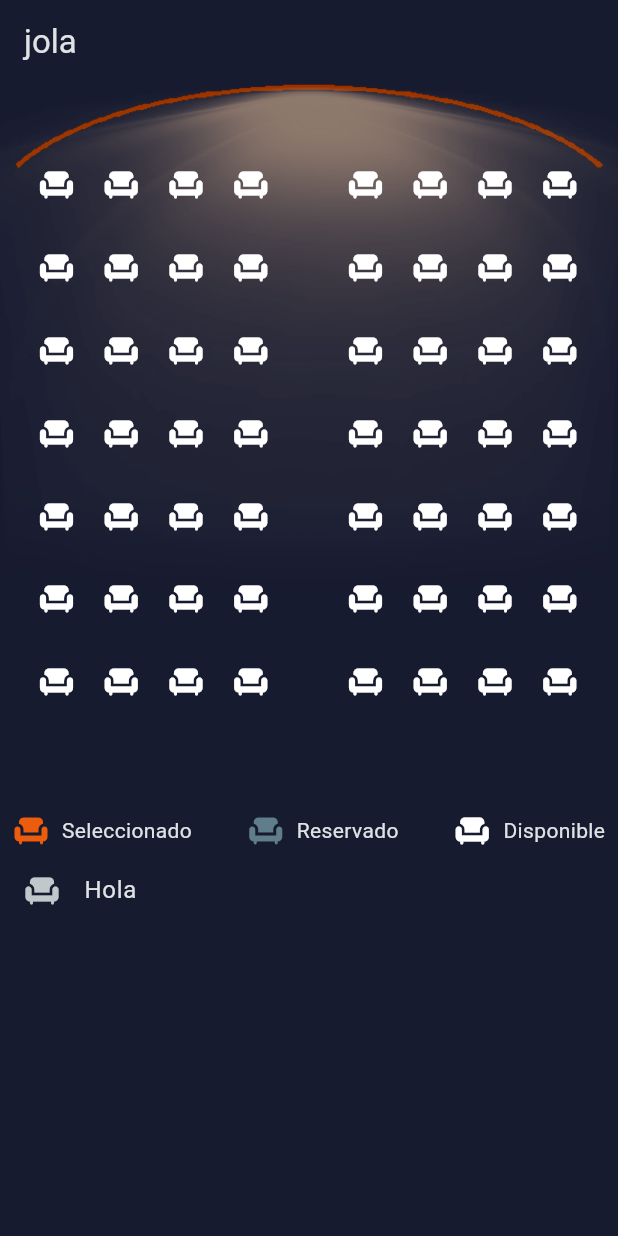
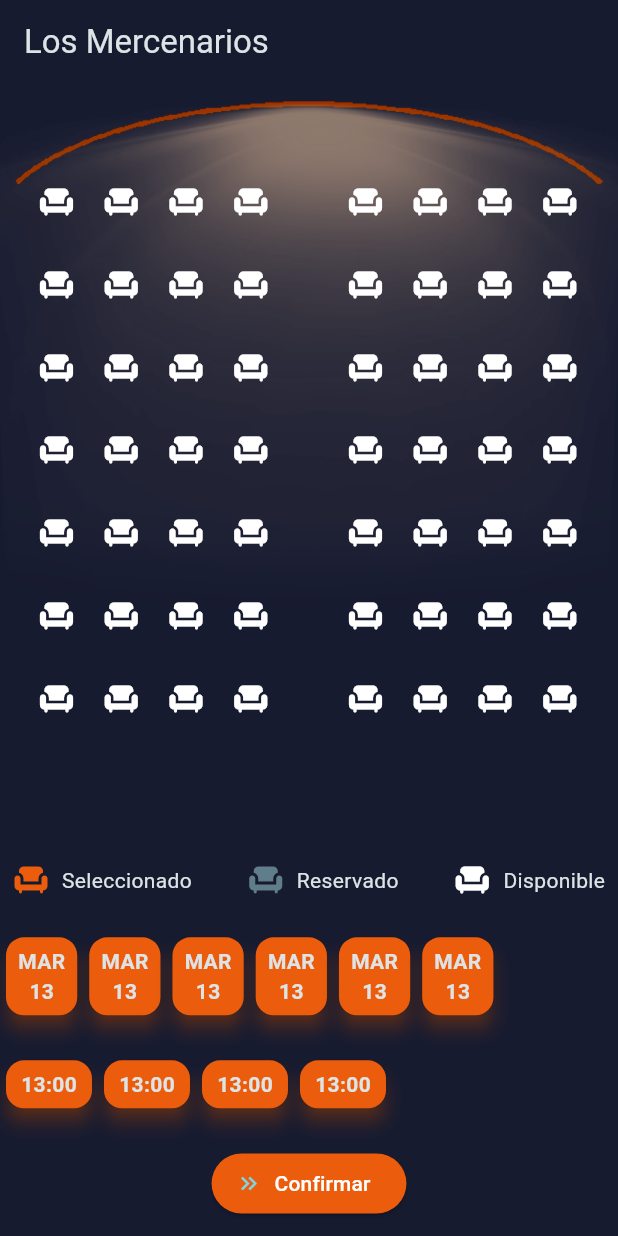
Before and after one commit to byronsmb/boletos_cine, a Flutter app: the screen it shows after launch, on a phone screen of 412 x 824 dp. Run offline on Flutter 3.47's test engine with Material 2 defaults, Android fonts, the phone set to English and light mode, and no system bars; missing offline and left inert: dart:ffi.

```diff
--- a/lib/main_page.dart
+++ b/lib/main_page.dart
@@ -29,8 +29,9 @@ class _MainPageState extends State<MainPage> {
 
     return Scaffold(
       backgroundColor: const Color.fromARGB(255, 23, 27, 48),
-      appBar: AppBar(title: Text('jola')),
+      appBar: AppBar(title: Text('Los Mercenarios')),
       body: Column(
+        mainAxisAlignment: MainAxisAlignment.spaceAround,
         children: [
           Stack(
             children: [
@@ -106,9 +107,76 @@ class _MainPageState extends State<MainPage> {
               Text('Disponible'),
             ],
           ),
-          ListTile(
-            leading: Icon(Icons.chair),
-            title: Text('Hola'),
+          Container(
+            height: 60,
+            //color: Colors.amber,
+            //width:
+            child: ListView.builder(
+              itemCount: 6,
+              scrollDirection: Axis.horizontal,
+              itemBuilder: (context, index) {
+                return const Card(
+                  color: Color.fromARGB(255, 235, 93, 12),
+                  shadowColor: Color.fromARGB(255, 235, 93, 12),
+                  elevation: 5,
+                  child: Padding(
+                    padding: EdgeInsets.symmetric(horizontal: 8),
+                    child: Column(
+                      mainAxisAlignment: MainAxisAlignment.center,
+                      children: [
+                        Text(
+                          'MAR',
+                          style: TextStyle(fontWeight: FontWeight.bold),
+                        ),
+                        Text(
+                          '13',
+                          style: TextStyle(fontWeight: FontWeight.bold),
+                        ),
+                      ],
+                    ),
+                  ),
+                );
+              },
+            ),
+          ),
+          Container(
+            height: 40,
+            //color: Colors.amber,
+            //width:
+            child: ListView.builder(
+              itemCount: 4,
+              scrollDirection: Axis.horizontal,
+              itemBuilder: (context, index) {
+                return const Card(
+                  color: Color.fromARGB(255, 235, 93, 12),
+                  shadowColor: Color.fromARGB(255, 235, 93, 12),
+                  elevation: 5,
+                  child: Padding(
+                    padding: EdgeInsets.symmetric(horizontal: 10),
+                    child: Center(
+                      child: Text(
+                        '13:00',
+                        style: TextStyle(fontWeight: FontWeight.bold),
+                      ),
+                    ),
+                  ),
+                );
+              },
+            ),
+          ),
+          ElevatedButton.icon(
+            onPressed: () {},
+            icon: const Icon(Icons.keyboard_double_arrow_right_outlined),
+            label: Text(
+              'Confirmar',
+              style: TextStyle(color: Colors.white),
+            ),
+            style: ButtonStyle(
+              // Alinear el contenido del botón a la derecha
+              backgroundColor: MaterialStatePropertyAll(
+                Color.fromARGB(255, 235, 93, 12),
+              ),
+            ),
           ),
         ],
       ),
--- a/lib/models/asiento.dart
+++ b/lib/models/asiento.dart
@@ -1,3 +1,4 @@
+import 'package:boletos_cine/models/fechas.dart';
 import 'package:flutter/material.dart';
 
 class Asiento {
```
Also changed, not shown: lib/data/datos_ficticios.dart (+13 -0 lines), lib/models/fechas.dart (added, +11 -0 lines), lib/models/pelicula.dart (added, +15 -0 lines).
